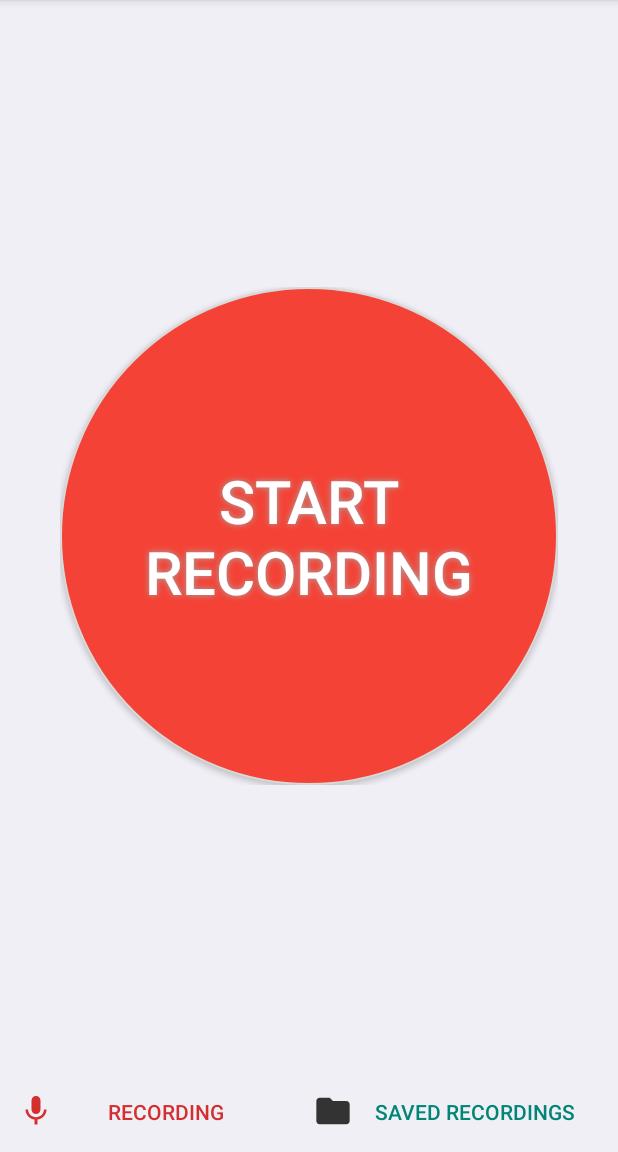
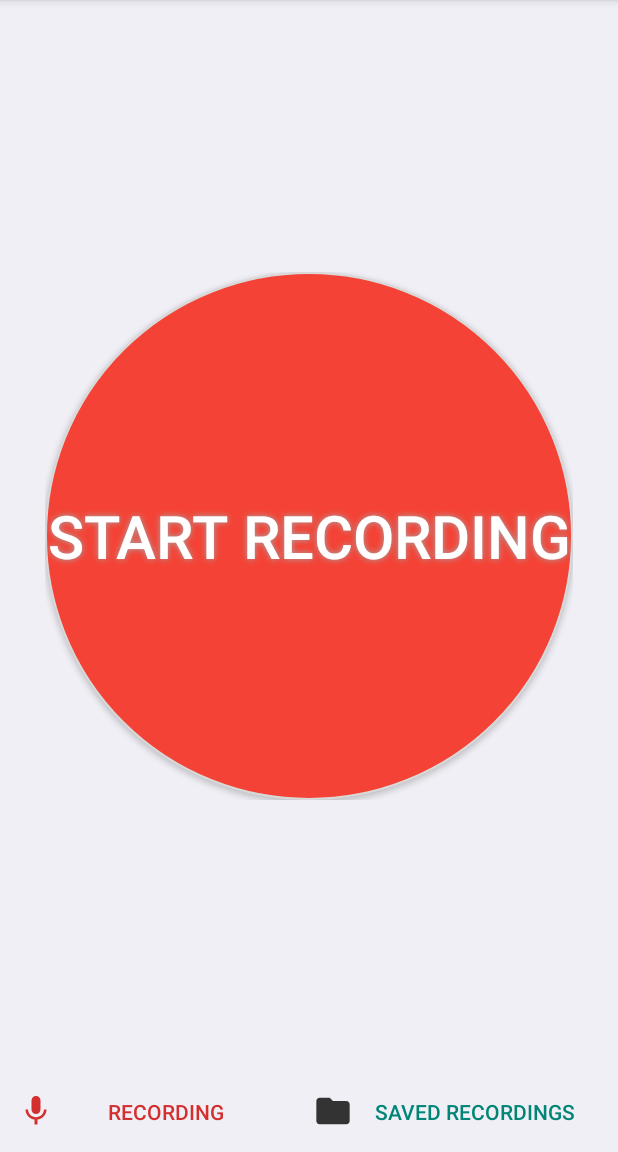
Before and after one commit to DavidPU1997/Sound_Recorder, an Android app: the screen it shows after launch (MainActivity), on a phone screen of 412 x 824 dp, the part 84-1236 px from its top. Run offline under Robolectric (Android 15) with nearby library versions, the phone set to English and light mode, and no system bars; libraries missing offline, so code that uses them is left out: com.shitij.goyal.

Commit message:
- attempt popravljanja record gumba #3

```diff
--- a/app/src/main/res/layout/activity_main.xml
+++ b/app/src/main/res/layout/activity_main.xml
@@ -31,8 +31,8 @@ android:background="@color/backgroundColor"
         android:layout_width="match_parent"
         android:layout_height="wrap_content"
         android:gravity="center"
-        android:layout_marginStart="40dp"
-        android:layout_marginEnd="40dp"
+        android:layout_marginStart="30dp"
+        android:layout_marginEnd="30dp"
         app:layout_constraintBottom_toTopOf="@+id/navButtons"
         app:layout_constraintEnd_toEndOf="parent"
         app:layout_constraintStart_toStartOf="parent"
```
